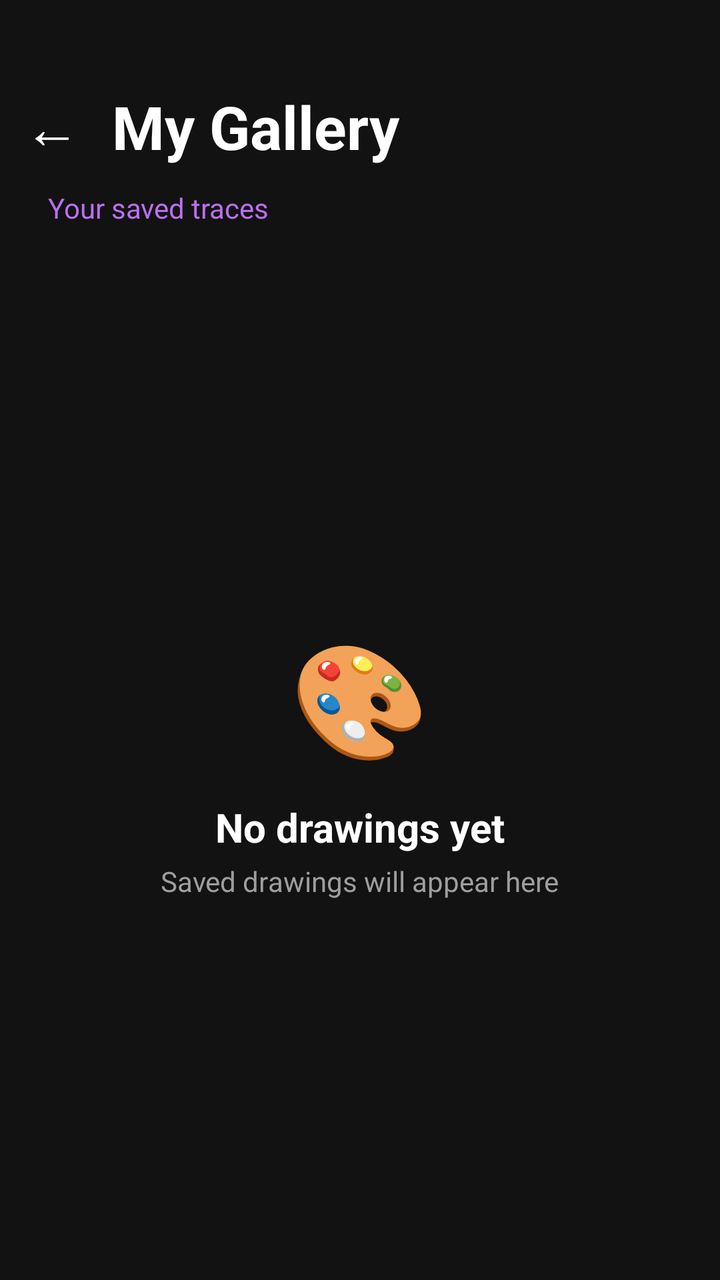
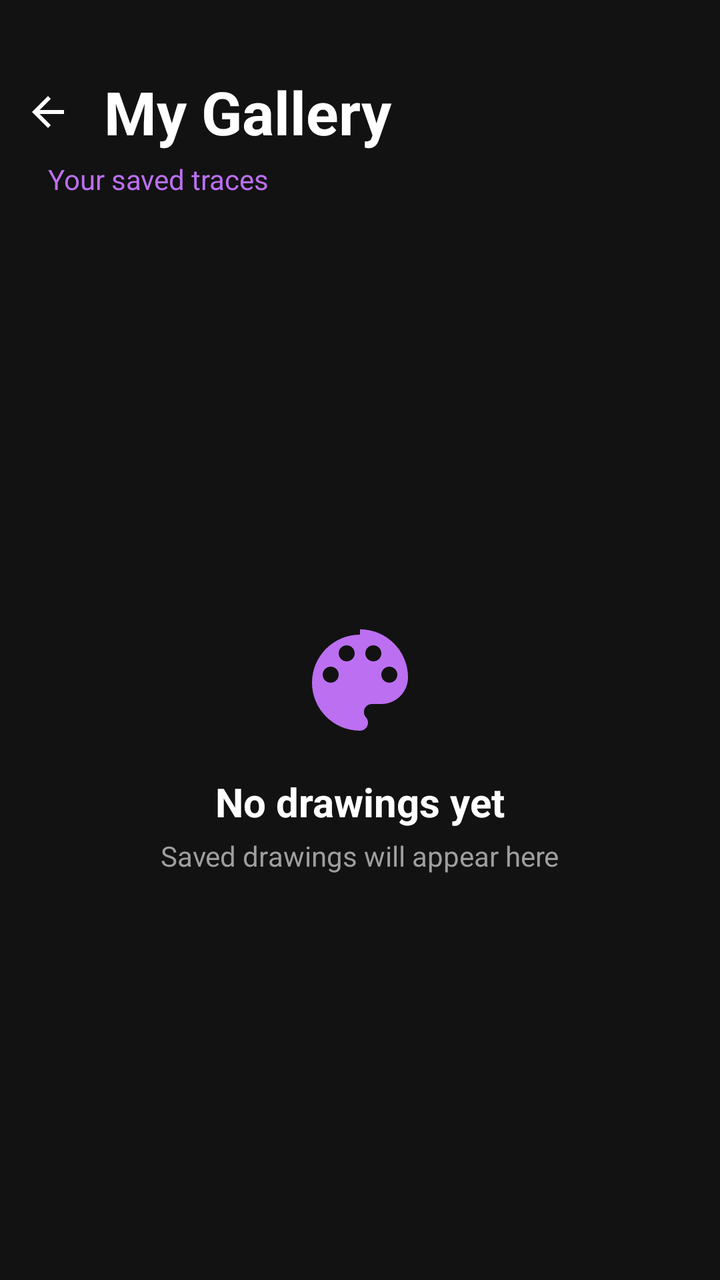

Screens rendered from an Android XML layout before and after an edit, with the pre-edit source and the edit as a unified diff.
<!-- AndroidManifest.xml: application theme Theme.DrawingApplication -->
<!-- res/layout/activity_gallery.xml -->
<?xml version="1.0" encoding="utf-8"?>
<LinearLayout xmlns:android="http://schemas.android.com/apk/res/android"
    xmlns:tools="http://schemas.android.com/tools"
    android:id="@+id/main"
    android:layout_width="match_parent"
    android:layout_height="match_parent"
    android:orientation="vertical"
    android:background="#121212"
    tools:context=".GalleryActivity">

    <LinearLayout
        android:layout_width="match_parent"
        android:layout_height="wrap_content"
        android:layout_marginTop="32dp"
        android:gravity="center_vertical"
        android:orientation="horizontal">

        <TextView
            android:id="@+id/btnBack"
            android:layout_width="wrap_content"
            android:layout_height="wrap_content"
            android:clickable="true"
            android:focusable="true"
            android:padding="12dp"
            android:text="←"
            android:textColor="#FFFFFF"
            android:textSize="28sp" />

        <TextView
            android:layout_width="wrap_content"
            android:layout_height="wrap_content"
            android:layout_marginStart="4dp"
            android:text="My Gallery"
            android:textColor="#FFFFFF"
            android:textSize="30sp"
            android:textStyle="bold" />

    </LinearLayout>

    <TextView
        android:layout_width="wrap_content"
        android:layout_height="wrap_content"
        android:layout_marginStart="24dp"
        android:layout_marginBottom="8dp"
        android:text="Your saved traces"
        android:textColor="#BC6FF1"
        android:textSize="14sp" />

    <ScrollView
        android:id="@+id/scrollGallery"
        android:layout_width="match_parent"
        android:layout_height="0dp"
        android:layout_weight="1"
        android:visibility="gone">

        <LinearLayout
            android:id="@+id/galleryList"
            android:layout_width="match_parent"
            android:layout_height="wrap_content"
            android:orientation="vertical"
            android:paddingStart="16dp"
            android:paddingEnd="16dp"
            android:paddingBottom="8dp" />

    </ScrollView>

    <LinearLayout
        android:id="@+id/emptyState"
        android:layout_width="match_parent"
        android:layout_height="0dp"
        android:layout_weight="1"
        android:gravity="center"
        android:orientation="vertical">

        <TextView
            android:layout_width="wrap_content"
            android:layout_height="wrap_content"
            android:text="🎨"
            android:textSize="56sp" />

        <TextView
            android:layout_width="wrap_content"
            android:layout_height="wrap_content"
            android:layout_marginTop="14dp"
            android:text="No drawings yet"
            android:textColor="#FFFFFF"
            android:textSize="20sp"
            android:textStyle="bold" />

        <TextView
            android:layout_width="wrap_content"
            android:layout_height="wrap_content"
            android:layout_marginTop="4dp"
            android:text="Saved drawings will appear here"
            android:textColor="#9E9E9E"
            android:textSize="14sp" />

    </LinearLayout>

</LinearLayout>
<!-- resources referenced by this layout -->
<resources>
  <style name="Theme.DrawingApplication" parent="Base.Theme.DrawingApplication" />
  <style name="Base.Theme.DrawingApplication" parent="Theme.Material3.DayNight.NoActionBar">
          
          
      </style>
</resources>

<!-- the commit's change to res/layout/activity_gallery.xml (unified diff, before → after) -->
@@ -15,16 +15,16 @@
         android:gravity="center_vertical"
         android:orientation="horizontal">
 
-        <TextView
+        <ImageView
             android:id="@+id/btnBack"
             android:layout_width="wrap_content"
             android:layout_height="wrap_content"
             android:clickable="true"
+            android:contentDescription="Go back"
             android:focusable="true"
             android:padding="12dp"
-            android:text="←"
-            android:textColor="#FFFFFF"
-            android:textSize="28sp" />
+            android:src="@drawable/ic_arrow_back"
+            android:tint="#FFFFFF" />
 
         <TextView
             android:layout_width="wrap_content"
@@ -72,11 +72,12 @@
         android:gravity="center"
         android:orientation="vertical">
 
-        <TextView
-            android:layout_width="wrap_content"
-            android:layout_height="wrap_content"
-            android:text="🎨"
-            android:textSize="56sp" />
+        <ImageView
+            android:layout_width="64dp"
+            android:layout_height="64dp"
+            android:contentDescription="No drawings"
+            android:src="@drawable/ic_palette"
+            android:tint="#BC6FF1" />
 
         <TextView
             android:layout_width="wrap_content"
<!-- resource entries referenced after the edit -->
@@ -1,5 +1,27 @@
 <!-- resources referenced by this layout -->
 <resources>
+  <!-- drawable ic_arrow_back (drawable) -->
+  <?xml version="1.0" encoding="utf-8"?>
+  <vector xmlns:android="http://schemas.android.com/apk/res/android"
+      android:width="24dp"
+      android:height="24dp"
+      android:viewportWidth="24"
+      android:viewportHeight="24">
+      <path
+          android:fillColor="#FFFFFF"
+          android:pathData="M20,11H7.83l5.59,-5.59L12,4l-8,8 8,8 1.41,-1.41L7.83,13H20v-2z" />
+  </vector>
+  <!-- drawable ic_palette (drawable) -->
+  <?xml version="1.0" encoding="utf-8"?>
+  <vector xmlns:android="http://schemas.android.com/apk/res/android"
+      android:width="24dp"
+      android:height="24dp"
+      android:viewportWidth="24"
+      android:viewportHeight="24">
+      <path
+          android:fillColor="#FFFFFF"
+          android:pathData="M12,3c-4.97,0 -9,4.03 -9,9s4.03,9 9,9c0.83,0 1.5,-0.67 1.5,-1.5 0,-0.39 -0.15,-0.74 -0.39,-1 -0.23,-0.26 -0.38,-0.61 -0.38,-1 0,-0.83 0.67,-1.5 1.5,-1.5L16,16c2.76,0 5,-2.24 5,-5 0,-4.97 -4.03,-9 -9,-9zM6.5,12c-0.83,0 -1.5,-0.67 -1.5,-1.5S5.67,9 6.5,9 8,9.67 8,10.5 7.33,12 6.5,12zM9.5,8C8.67,8 8,7.33 8,6.5S8.67,5 9.5,5 11,5.67 11,6.5 10.33,8 9.5,8zM14.5,8c-0.83,0 -1.5,-0.67 -1.5,-1.5S13.67,5 14.5,5 16,5.67 16,6.5 15.33,8 14.5,8zM17.5,12c-0.83,0 -1.5,-0.67 -1.5,-1.5S16.67,9 17.5,9 19,9.67 19,10.5 18.33,12 17.5,12z" />
+  </vector>
   <style name="Theme.DrawingApplication" parent="Base.Theme.DrawingApplication" />
   <style name="Base.Theme.DrawingApplication" parent="Theme.Material3.DayNight.NoActionBar">
           
